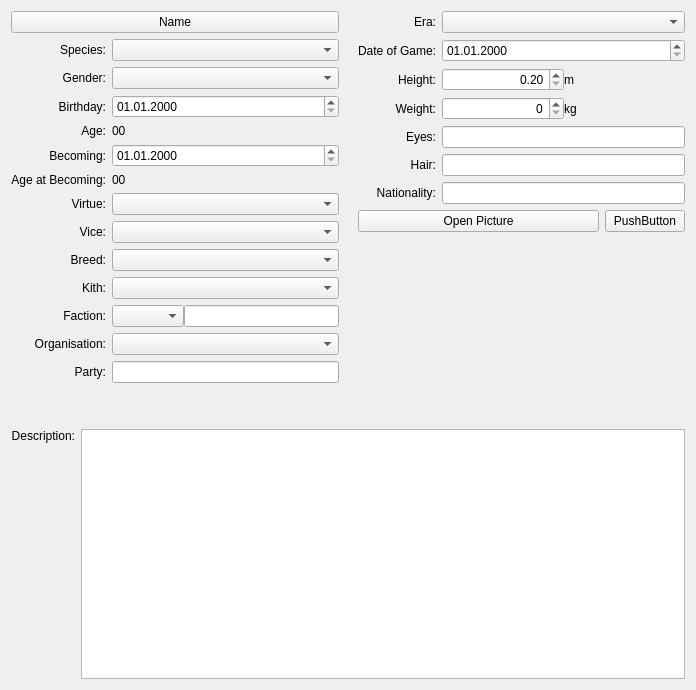
Before: the Qt Designer form ui/ui_InfoWidget.ui in Kamduis/SoulCreator, drawn with Qt 5.
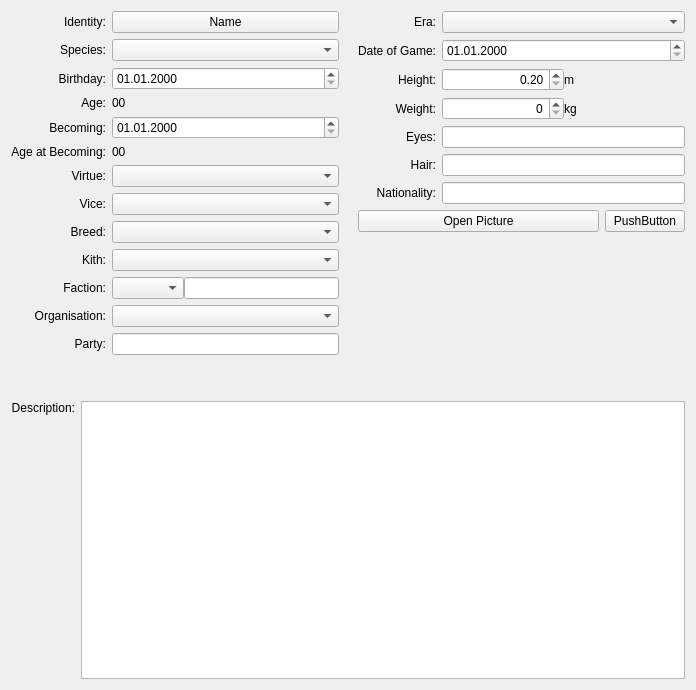
After: the same form once the commit is applied. Custom widgets are drawn as their Qt base class.

Diff of the .ui file:
```diff
--- a/ui/ui_InfoWidget.ui
+++ b/ui/ui_InfoWidget.ui
@@ -20,6 +20,29 @@
       <layout class="QVBoxLayout" name="verticalLayout_2">
        <item>
         <layout class="QGridLayout" name="gridLayout_2">
+         <item row="0" column="0">
+          <widget class="QLabel" name="label_3">
+           <property name="text">
+            <string>Identity:</string>
+           </property>
+           <property name="alignment">
+            <set>Qt::AlignRight|Qt::AlignTrailing|Qt::AlignVCenter</set>
+           </property>
+          </widget>
+         </item>
+         <item row="0" column="1">
+          <widget class="QPushButton" name="pushButton_name">
+           <property name="minimumSize">
+            <size>
+             <width>200</width>
+             <height>0</height>
+            </size>
+           </property>
+           <property name="text">
+            <string>Name</string>
+           </property>
+          </widget>
+         </item>
          <item row="1" column="0">
           <widget class="QLabel" name="label">
            <property name="text">
@@ -34,19 +57,6 @@
           <widget class="QComboBox" name="comboBox_species"/>
          </item>
          <item row="2" column="0">
-          <widget class="QLabel" name="label_3">
-           <property name="text">
-            <string>Gender:</string>
-           </property>
-           <property name="alignment">
-            <set>Qt::AlignRight|Qt::AlignTrailing|Qt::AlignVCenter</set>
-           </property>
-          </widget>
-         </item>
-         <item row="2" column="1">
-          <widget class="QComboBox" name="comboBox_gender"/>
-         </item>
-         <item row="3" column="0">
           <widget class="QLabel" name="label_dateBirth">
            <property name="text">
             <string>Birthday:</string>
@@ -56,14 +66,14 @@
            </property>
           </widget>
          </item>
-         <item row="3" column="1">
+         <item row="2" column="1">
           <widget class="DateEdit" name="dateEdit_dateBirth">
            <property name="displayFormat">
             <string>dd.MM.yyyy</string>
            </property>
           </widget>
          </item>
-         <item row="4" column="0">
+         <item row="3" column="0">
           <widget class="QLabel" name="label_2">
            <property name="text">
             <string>Age:</string>
@@ -73,14 +83,14 @@
            </property>
           </widget>
          </item>
-         <item row="4" column="1">
+         <item row="3" column="1">
           <widget class="QLabel" name="label_age">
            <property name="text">
             <string>00</string>
            </property>
           </widget>
          </item>
-         <item row="5" column="0">
+         <item row="4" column="0">
           <widget class="QLabel" name="label_dateBecoming">
            <property name="text">
             <string>Becoming:</string>
@@ -90,14 +100,14 @@
            </property>
           </widget>
          </item>
-         <item row="5" column="1">
+         <item row="4" column="1">
           <widget class="DateEdit" name="dateEdit_dateBecoming">
            <property name="displayFormat">
             <string>dd.MM.yyyy</string>
            </property>
           </widget>
          </item>
-         <item row="6" column="0">
+         <item row="5" column="0">
           <widget class="QLabel" name="label_ageBecoming_label">
            <property name="text">
             <string>Age at Becoming:</string>
@@ -107,14 +117,14 @@
            </property>
           </widget>
          </item>
-         <item row="6" column="1">
+         <item row="5" column="1">
           <widget class="QLabel" name="label_ageBecoming">
            <property name="text">
             <string>00</string>
            </property>
           </widget>
          </item>
-         <item row="7" column="0">
+         <item row="6" column="0">
           <widget class="QLabel" name="label_virtue">
            <property name="text">
             <string>Virtue:</string>
@@ -124,7 +134,10 @@
            </property>
           </widget>
          </item>
-         <item row="8" column="0">
+         <item row="6" column="1">
+          <widget class="QComboBox" name="comboBox_virtue"/>
+         </item>
+         <item row="7" column="0">
           <widget class="QLabel" name="label_vice">
            <property name="text">
             <string>Vice:</string>
@@ -134,10 +147,10 @@
            </property>
           </widget>
          </item>
-         <item row="8" column="1">
+         <item row="7" column="1">
           <widget class="QComboBox" name="comboBox_vice"/>
          </item>
-         <item row="9" column="0">
+         <item row="8" column="0">
           <widget class="QLabel" name="label_breed">
            <property name="text">
             <string>Breed:</string>
@@ -147,10 +160,23 @@
            </property>
           </widget>
          </item>
-         <item row="9" column="1">
+         <item row="8" column="1">
           <widget class="QComboBox" name="comboBox_breed"/>
          </item>
-         <item row="11" column="0">
+         <item row="9" column="0">
+          <widget class="QLabel" name="label_kith">
+           <property name="text">
+            <string>Kith:</string>
+           </property>
+           <property name="alignment">
+            <set>Qt::AlignRight|Qt::AlignTrailing|Qt::AlignVCenter</set>
+           </property>
+          </widget>
+         </item>
+         <item row="9" column="1">
+          <widget class="QComboBox" name="comboBox_kith"/>
+         </item>
+         <item row="10" column="0">
           <widget class="QLabel" name="label_faction">
            <property name="text">
             <string>Faction:</string>
@@ -160,7 +186,7 @@
            </property>
           </widget>
          </item>
-         <item row="11" column="1">
+         <item row="10" column="1">
           <layout class="QHBoxLayout" name="horizontalLayout">
            <property name="spacing">
             <number>0</number>
@@ -173,7 +199,7 @@
            </item>
           </layout>
          </item>
-         <item row="12" column="0">
+         <item row="11" column="0">
           <widget class="QLabel" name="label_organisation">
            <property name="text">
             <string>Organisation:</string>
@@ -183,10 +209,10 @@
            </property>
           </widget>
          </item>
-         <item row="12" column="1">
+         <item row="11" column="1">
           <widget class="QComboBox" name="comboBox_organisation"/>
          </item>
-         <item row="13" column="0">
+         <item row="12" column="0">
           <widget class="QLabel" name="label_party">
            <property name="text">
             <string>Party:</string>
@@ -196,38 +222,9 @@
            </property>
           </widget>
          </item>
-         <item row="13" column="1">
+         <item row="12" column="1">
           <widget class="QLineEdit" name="lineEdit_party"/>
          </item>
-         <item row="7" column="1">
-          <widget class="QComboBox" name="comboBox_virtue"/>
-         </item>
-         <item row="0" column="0" colspan="2">
-          <widget class="QPushButton" name="pushButton_name">
-           <property name="minimumSize">
-            <size>
-             <width>200</width>
-             <height>0</height>
-            </size>
-           </property>
-           <property name="text">
-            <string>Name</string>
-           </property>
-          </widget>
-         </item>
-         <item row="10" column="0">
-          <widget class="QLabel" name="label_kith">
-           <property name="text">
-            <string>Kith:</string>
-           </property>
-           <property name="alignment">
-            <set>Qt::AlignRight|Qt::AlignTrailing|Qt::AlignVCenter</set>
-           </property>
-          </widget>
-         </item>
-         <item row="10" column="1">
-          <widget class="QComboBox" name="comboBox_kith"/>
-         </item>
         </layout>
        </item>
        <item>
```
Left out of the diff: 1 changed line with no effect on the pictures.
